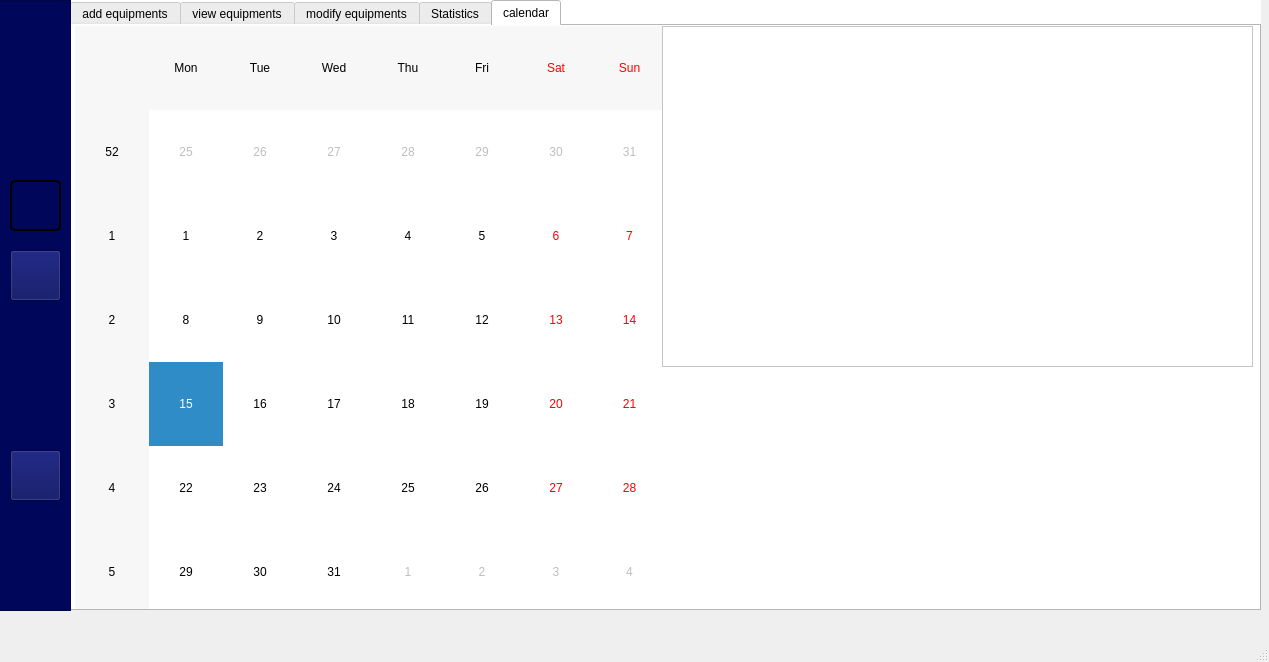
This is mainwindow.ui in Projet-CPP-2A6/Nautica as Qt 5 draws it before an edit. The edited form follows.
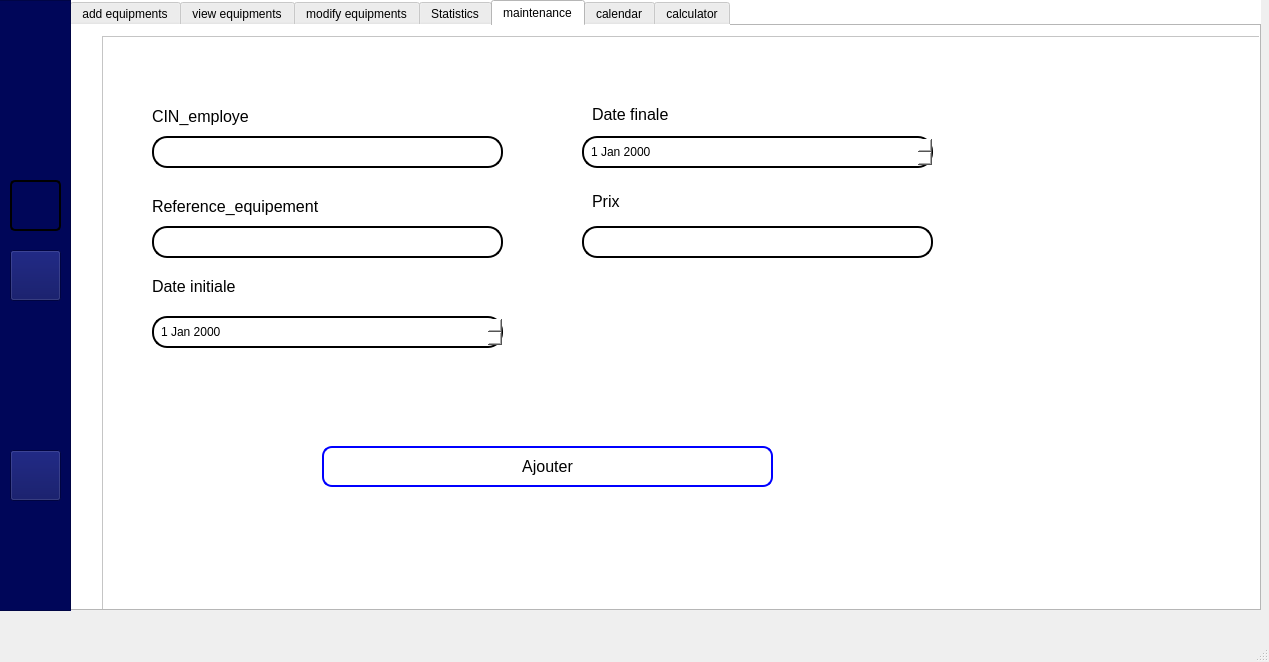
This is the edited form. The open tabs and pages were chosen to show the change. Icons and pictures are not drawn.

The edit to the form file:
```diff
--- a/mainwindow.ui
+++ b/mainwindow.ui
@@ -3767,6 +3767,274 @@
         </property>
        </widget>
       </widget>
+      <widget class="QWidget" name="tab_11">
+       <attribute name="title">
+        <string>maintenance</string>
+       </attribute>
+       <widget class="QFrame" name="type_3">
+        <property name="geometry">
+         <rect>
+          <x>30</x>
+          <y>10</y>
+          <width>1161</width>
+          <height>581</height>
+         </rect>
+        </property>
+        <property name="frameShape">
+         <enum>QFrame::StyledPanel</enum>
+        </property>
+        <property name="frameShadow">
+         <enum>QFrame::Raised</enum>
+        </property>
+        <widget class="QLabel" name="label_51">
+         <property name="geometry">
+          <rect>
+           <x>50</x>
+           <y>70</y>
+           <width>121</width>
+           <height>21</height>
+          </rect>
+         </property>
+         <property name="font">
+          <font>
+           <pointsize>12</pointsize>
+          </font>
+         </property>
+         <property name="text">
+          <string>CIN_employe</string>
+         </property>
+        </widget>
+        <widget class="QLineEdit" name="CIN_employe">
+         <property name="geometry">
+          <rect>
+           <x>50</x>
+           <y>100</y>
+           <width>351</width>
+           <height>32</height>
+          </rect>
+         </property>
+         <property name="styleSheet">
+          <string notr="true">QLineEdit {
+        border: 2px solid black;
+        border-radius: 15px;
+        padding: 5px;
+        background-color: rgba(255, 255, 255);
+        color: black;
+    }
+
+    QLineEdit:focus {
+        border-color: black;
+        background-color: rgba(248, 248, 248, 1);
+    }
+    </string>
+         </property>
+         <property name="maxLength">
+          <number>8</number>
+         </property>
+        </widget>
+        <widget class="QLabel" name="functionality_3">
+         <property name="geometry">
+          <rect>
+           <x>490</x>
+           <y>150</y>
+           <width>111</width>
+           <height>31</height>
+          </rect>
+         </property>
+         <property name="font">
+          <font>
+           <pointsize>12</pointsize>
+          </font>
+         </property>
+         <property name="text">
+          <string>Prix</string>
+         </property>
+        </widget>
+        <widget class="QLabel" name="label_52">
+         <property name="geometry">
+          <rect>
+           <x>50</x>
+           <y>240</y>
+           <width>111</width>
+           <height>21</height>
+          </rect>
+         </property>
+         <property name="font">
+          <font>
+           <pointsize>12</pointsize>
+          </font>
+         </property>
+         <property name="text">
+          <string>Date initiale</string>
+         </property>
+        </widget>
+        <widget class="QLabel" name="label_54">
+         <property name="geometry">
+          <rect>
+           <x>50</x>
+           <y>160</y>
+           <width>211</width>
+           <height>21</height>
+          </rect>
+         </property>
+         <property name="font">
+          <font>
+           <pointsize>12</pointsize>
+          </font>
+         </property>
+         <property name="text">
+          <string>Reference_equipement</string>
+         </property>
+        </widget>
+        <widget class="QLabel" name="state_2">
+         <property name="geometry">
+          <rect>
+           <x>490</x>
+           <y>70</y>
+           <width>101</width>
+           <height>16</height>
+          </rect>
+         </property>
+         <property name="font">
+          <font>
+           <pointsize>12</pointsize>
+          </font>
+         </property>
+         <property name="text">
+          <string>Date finale</string>
+         </property>
+        </widget>
+        <widget class="QLineEdit" name="reference_equipement">
+         <property name="geometry">
+          <rect>
+           <x>50</x>
+           <y>190</y>
+           <width>351</width>
+           <height>32</height>
+          </rect>
+         </property>
+         <property name="styleSheet">
+          <string notr="true">QLineEdit {
+        border: 2px solid black;
+        border-radius: 15px;
+        padding: 5px;
+        background-color: rgba(255, 255, 255);
+        color: black;
+    }
+
+    QLineEdit:focus {
+        border-color: black;
+        background-color: rgba(248, 248, 248, 1);
+    }
+    </string>
+         </property>
+         <property name="maxLength">
+          <number>8</number>
+         </property>
+        </widget>
+        <widget class="QLineEdit" name="prix_maintenance">
+         <property name="geometry">
+          <rect>
+           <x>480</x>
+           <y>190</y>
+           <width>351</width>
+           <height>32</height>
+          </rect>
+         </property>
+         <property name="styleSheet">
+          <string notr="true">QLineEdit {
+        border: 2px solid black;
+        border-radius: 15px;
+        padding: 5px;
+        background-color: rgba(255, 255, 255);
+        color: black;
+    }
+
+    QLineEdit:focus {
+        border-color: black;
+        background-color: rgba(248, 248, 248, 1);
+    }
+    </string>
+         </property>
+         <property name="maxLength">
+          <number>8</number>
+         </property>
+        </widget>
+        <widget class="QPushButton" name="AjouterButton_6">
+         <property name="geometry">
+          <rect>
+           <x>220</x>
+           <y>410</y>
+           <width>451</width>
+           <height>41</height>
+          </rect>
+         </property>
+         <property name="styleSheet">
+          <string notr="true">background-color: #ffffff; /* Fond blanc */
+        border: 2px solid blue; /* Bordure bleue */
+        border-radius: 10px; /* Coins arrondis */
+        padding: 1px 2px; /* Espacement intérieur */
+        color: black; /* Couleur du texte */
+        font-size: 16px; /* Taille de la police */
+
+       </string>
+         </property>
+         <property name="text">
+          <string>Ajouter</string>
+         </property>
+        </widget>
+        <widget class="QDateEdit" name="date_debut">
+         <property name="geometry">
+          <rect>
+           <x>50</x>
+           <y>280</y>
+           <width>351</width>
+           <height>32</height>
+          </rect>
+         </property>
+         <property name="styleSheet">
+          <string notr="true">QDateEdit {
+    border: 2px solid black;
+    border-radius: 15px;
+    padding: 5px;
+    background-color: rgba(255, 255, 255);
+    color: black;
+}
+
+QDateEdit:focus {
+    border-color: black;
+    background-color: rgba(248, 248, 248, 1);
+}
+</string>
+         </property>
+        </widget>
+        <widget class="QDateEdit" name="date_fin">
+         <property name="geometry">
+          <rect>
+           <x>480</x>
+           <y>100</y>
+           <width>351</width>
+           <height>32</height>
+          </rect>
+         </property>
+         <property name="styleSheet">
+          <string notr="true">QDateEdit {
+    border: 2px solid black;
+    border-radius: 15px;
+    padding: 5px;
+    background-color: rgba(255, 255, 255);
+    color: black;
+}
+
+QDateEdit:focus {
+    border-color: black;
+    background-color: rgba(248, 248, 248, 1);
+}
+</string>
+         </property>
+        </widget>
+       </widget>
+      </widget>
       <widget class="QWidget" name="tab_9">
        <attribute name="title">
         <string>calendar</string>
@@ -3792,6 +4060,11 @@
         </property>
        </widget>
       </widget>
+      <widget class="QWidget" name="tab_10">
+       <attribute name="title">
+        <string>calculator</string>
+       </attribute>
+      </widget>
      </widget>
     </widget>
     <widget class="QWidget" name="M5">
```
Left out of the diff: 194 changed lines with no effect on the pictures.
